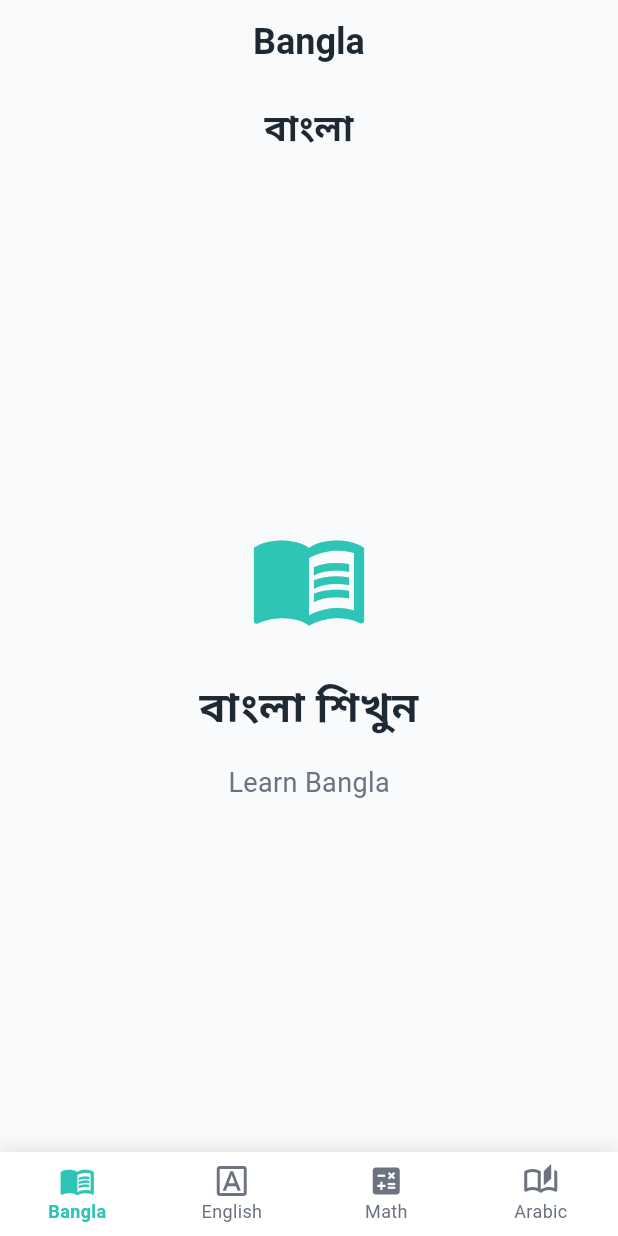
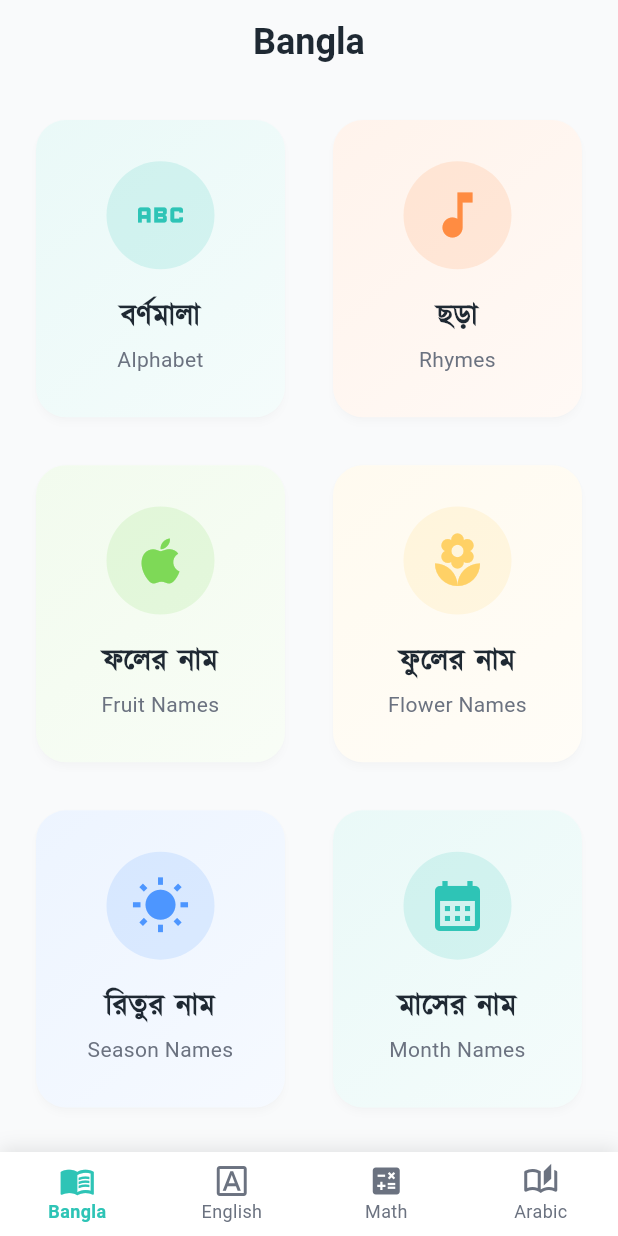
Before and after one commit to KafiulIslam/magical_book, a Flutter app: the screen it shows after launch, on a phone screen of 412 x 824 dp. Run offline on Flutter 3.47's test engine with Material 3 defaults, Android fonts, the phone set to English and light mode, and no system bars; our stand-ins replace flutter_riverpod, go_router.

```diff
--- a/lib/core/theme/app_theme.dart
+++ b/lib/core/theme/app_theme.dart
@@ -32,6 +32,7 @@ class AppTheme {
     ),
 
     // Text theme (kid-friendly)
+    // Note: Kalpurush font is used for Bangla text via fontFamily property
     textTheme: const TextTheme(
       headlineLarge: TextStyle(
         fontSize: 26,
@@ -80,7 +81,7 @@ class AppTheme {
     // Cards (surface usage)
     cardTheme: CardTheme(
       color: AppColors.surface,
-      elevation: 1,
+      elevation: 3,
       shadowColor: AppColors.shadow,
       shape: RoundedRectangleBorder(
         borderRadius: BorderRadius.circular(20),
--- a/lib/features/bangla/presentation/pages/bangla_page.dart
+++ b/lib/features/bangla/presentation/pages/bangla_page.dart
@@ -4,50 +4,185 @@ import '../../../../core/constants/app_colors.dart';
 class BanglaPage extends StatelessWidget {
   const BanglaPage({super.key});
 
+  static final List<BanglaCategory> _categories = [
+    BanglaCategory(
+      title: 'বর্ণমালা',
+      subtitle: 'Alphabet',
+      icon: Icons.abc,
+      color: AppColors.primary,
+    ),
+    BanglaCategory(
+      title: 'ছড়া',
+      subtitle: 'Rhymes',
+      icon: Icons.music_note,
+      color: AppColors.action,
+    ),
+    BanglaCategory(
+      title: 'ফলের নাম',
+      subtitle: 'Fruit Names',
+      icon: Icons.apple,
+      color: AppColors.success,
+    ),
+    BanglaCategory(
+      title: 'ফুলের নাম',
+      subtitle: 'Flower Names',
+      icon: Icons.local_florist,
+      color: AppColors.reward,
+    ),
+    BanglaCategory(
+      title: 'রিতুর নাম',
+      subtitle: 'Season Names',
+      icon: Icons.wb_sunny,
+      color: AppColors.info,
+    ),
+    BanglaCategory(
+      title: 'মাসের নাম',
+      subtitle: 'Month Names',
+      icon: Icons.calendar_month,
+      color: AppColors.primary,
+    ),
+    BanglaCategory(
+      title: 'দিনের নাম',
+      subtitle: 'Day Names',
+      icon: Icons.today,
+      color: AppColors.action,
+    ),
+  ];
+
+  int _getCrossAxisCount(BuildContext context) {
+    final width = MediaQuery.of(context).size.width;
+    if (width > 900) {
+      return 4; // Large tablets/desktop
+    } else if (width > 600) {
+      return 3; // Tablets
+    } else {
+      return 2; // Mobile phones
+    }
+  }
+
+  double _getChildAspectRatio(BuildContext context) {
+    final width = MediaQuery.of(context).size.width;
+    if (width > 900) {
+      return 1.0; // Square cards for large screens
+    } else if (width > 600) {
+      return 0.95; // Slightly taller for tablets
+    } else {
+      return 0.85; // Taller cards for mobile
+    }
+  }
+
   @override
   Widget build(BuildContext context) {
     return Scaffold(
-      appBar: AppBar(
-        title: const Text(
-          'বাংলা',
-          style: TextStyle(
-            fontSize: 24,
-            fontWeight: FontWeight.bold,
-            color: AppColors.textPrimary,
+      body: SafeArea(
+        child: Padding(
+          padding: const EdgeInsets.all(16.0),
+          child: GridView.builder(
+            gridDelegate: SliverGridDelegateWithFixedCrossAxisCount(
+              crossAxisCount: _getCrossAxisCount(context),
+              crossAxisSpacing: 16,
+              mainAxisSpacing: 16,
+              childAspectRatio: _getChildAspectRatio(context),
+            ),
+            itemCount: _categories.length,
+            itemBuilder: (context, index) {
+              final category = _categories[index];
+              return _BanglaCategoryCard(category: category);
+            },
           ),
-        ),
-        backgroundColor: AppColors.background,
-        elevation: 0,
-      ),
-      body: Center(
-        child: Column(
-          mainAxisAlignment: MainAxisAlignment.center,
-          children: [
-            Icon(
-              Icons.menu_book,
-              size: 80,
-              color: AppColors.primary,
-            ),
-            const SizedBox(height: 24),
-            const Text(
-              'বাংলা শিখুন',
-              style: TextStyle(
-                fontSize: 28,
-                fontWeight: FontWeight.bold,
-                color: AppColors.textPrimary,
-              ),
-            ),
-            const SizedBox(height: 16),
-            Text(
-              'Learn Bangla',
-              style: TextStyle(
-                fontSize: 18,
-                color: AppColors.textSecondary,
-              ),
-            ),
-          ],
         ),
       ),
     );
   }
 }
+
+class BanglaCategory {
+  final String title;
+  final String subtitle;
+  final IconData icon;
+  final Color color;
+
+  const BanglaCategory({
+    required this.title,
+    required this.subtitle,
+    required this.icon,
+    required this.color,
+  });
+}
+
+class _BanglaCategoryCard extends StatelessWidget {
+  final BanglaCategory category;
+
+  const _BanglaCategoryCard({
+    required this.category,
+  });
+
+  @override
+  Widget build(BuildContext context) {
+    return Card(
+      elevation: 2,
+      shape: RoundedRectangleBorder(
+        borderRadius: BorderRadius.circular(20),
+      ),
+      child: InkWell(
+        onTap: () {
+          // TODO: Navigate to category detail page
+        },
+        borderRadius: BorderRadius.circular(20),
+        child: Container(
+          decoration: BoxDecoration(
+            borderRadius: BorderRadius.circular(20),
+            gradient: LinearGradient(
+              begin: Alignment.topLeft,
+              end: Alignment.bottomRight,
+              colors: [
+                category.color.withOpacity(0.1),
+                category.color.withOpacity(0.05),
+              ],
+            ),
+          ),
+          child: Padding(
+            padding: const EdgeInsets.all(16.0),
+            child: Column(
+              mainAxisAlignment: MainAxisAlignment.center,
+              children: [
+                Container(
+                  padding: const EdgeInsets.all(16),
+                  decoration: BoxDecoration(
+                    color: category.color.withOpacity(0.15),
+                    shape: BoxShape.circle,
+                  ),
+                  child: Icon(
+                    category.icon,
+                    size: 40,
+                    color: category.color,
+                  ),
+                ),
+                const SizedBox(height: 16),
+                Text(
+                  category.title,
+                  style: const TextStyle(
+                    fontFamily: 'Kalpurush',
+                    fontSize: 20,
+                    fontWeight: FontWeight.bold,
+                    color: AppColors.textPrimary,
+                  ),
+                  textAlign: TextAlign.center,
+                ),
+                const SizedBox(height: 4),
+                Text(
+                  category.subtitle,
+                  style: TextStyle(
+                    fontSize: 14,
+                    color: AppColors.textSecondary,
+                  ),
+                  textAlign: TextAlign.center,
+                ),
+              ],
+            ),
+          ),
+        ),
+      ),
+    );
+  }
+}
```
Also changed, not shown: pubspec.yaml (+5 -19 lines), assets/fonts/Kalpurush.ttf (added), 1 other file.
